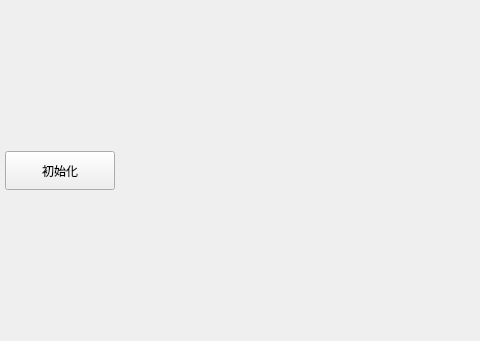
The window that Ui/Ui_MainWindow.ui (moetayuko/BankerAlgorithm) describes before a commit, drawn with Qt 5; both pictures show x 95 to 575 and y 259 to 600 of the 876 by 600 pixel window.
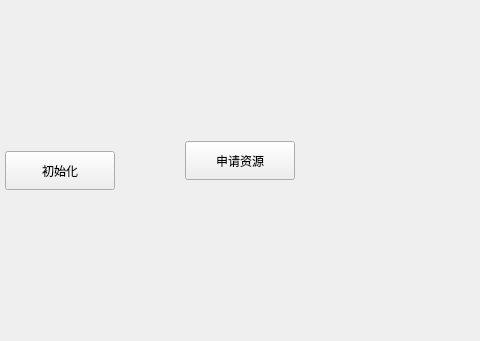
The same window after the commit.

```diff
--- a/Ui/Ui_MainWindow.ui
+++ b/Ui/Ui_MainWindow.ui
@@ -27,6 +27,19 @@
      <string>初始化</string>
     </property>
    </widget>
+   <widget class="QPushButton" name="requestButton">
+    <property name="geometry">
+     <rect>
+      <x>280</x>
+      <y>400</y>
+      <width>110</width>
+      <height>39</height>
+     </rect>
+    </property>
+    <property name="text">
+     <string>申请资源</string>
+    </property>
+   </widget>
   </widget>
  </widget>
  <resources/>
```
